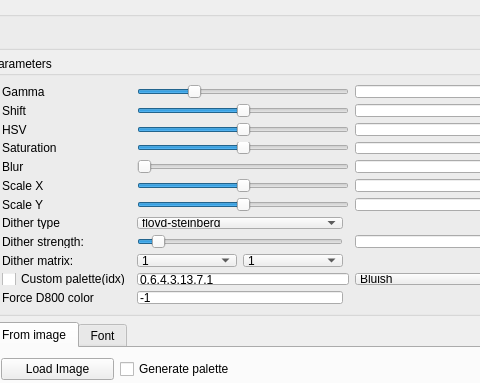
First picture: the form in dialogimport.ui, repository leuat/TRSE, before the edit; both pictures show x 611 to 1091 and y 0 to 383 of the 1195 by 669 pixel window.
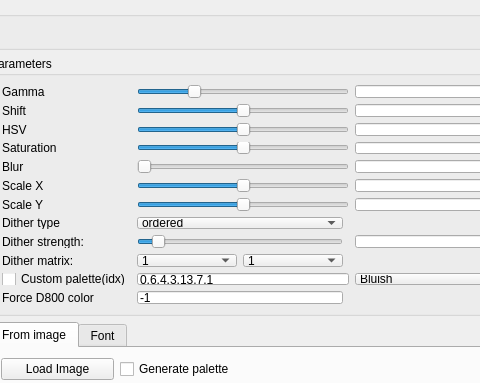
Second picture: the form after the edit.

```diff
--- a/dialogimport.ui
+++ b/dialogimport.ui
@@ -641,7 +641,7 @@
       <item row="7" column="1">
        <widget class="QComboBox" name="cmbDither">
         <property name="currentIndex">
-         <number>1</number>
+         <number>2</number>
         </property>
         <item>
          <property name="text">
```
